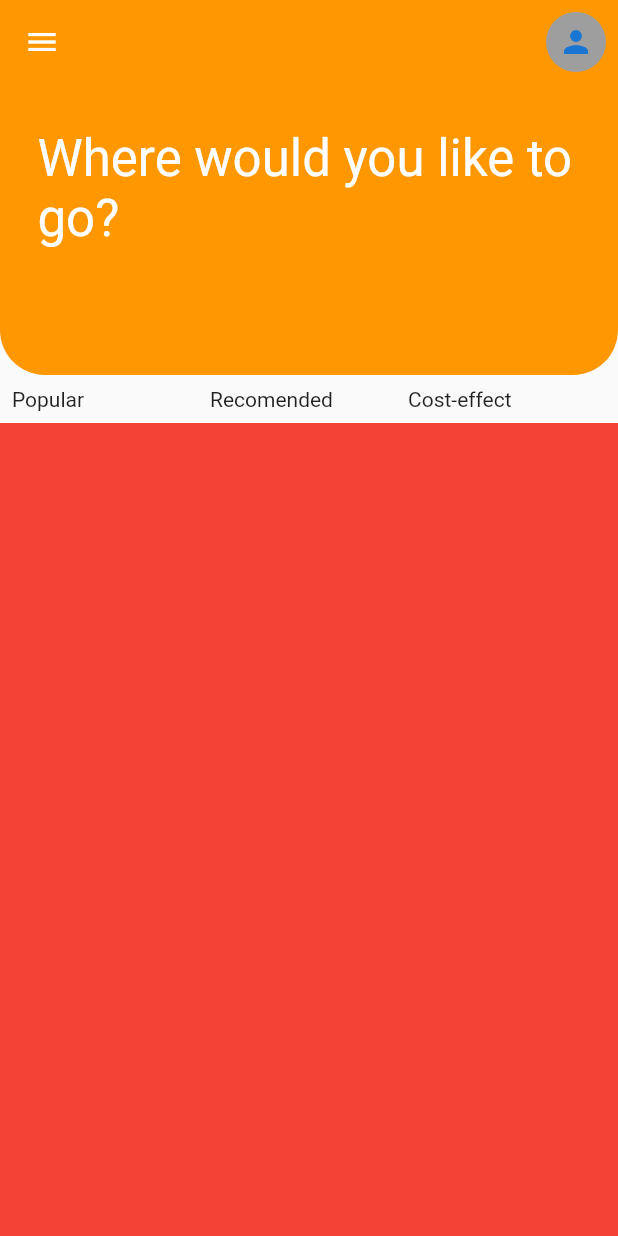
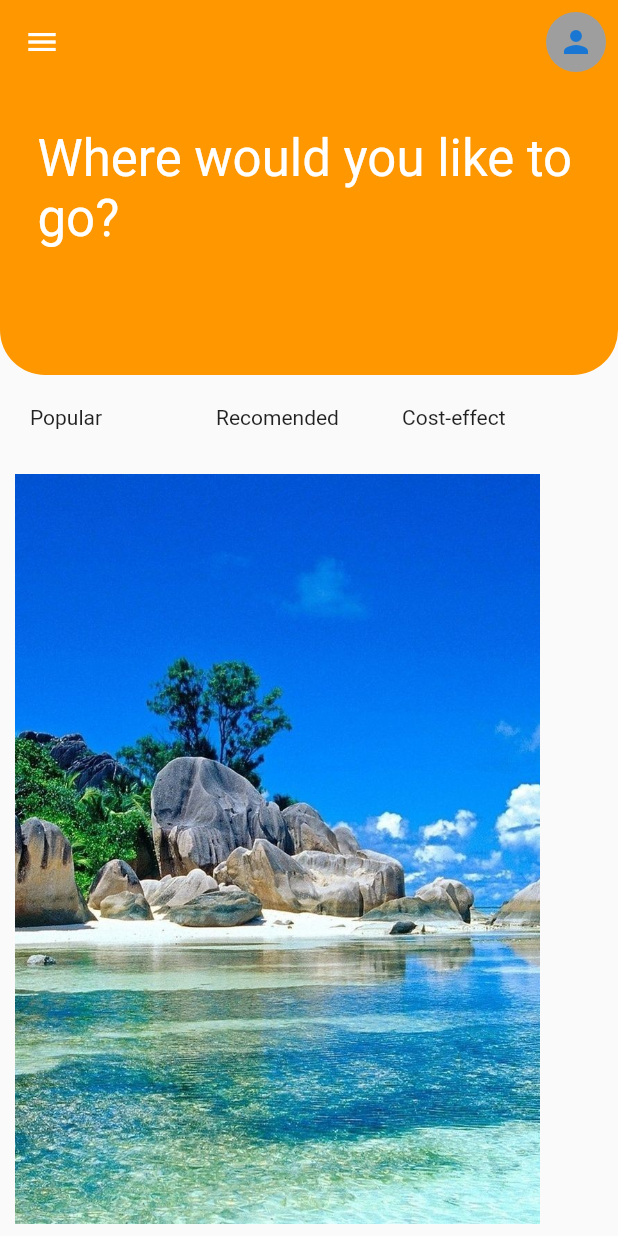
Before and after one commit to lohenyumnam/intern_daily_task, a Flutter app: the TravelApp screen opened directly, on a phone screen of 412 x 824 dp. Run offline on Flutter 3.47's test engine with Material 2 defaults, Android fonts, the phone set to English and light mode, and no system bars.

Commit message:
Image.asset('assets/images/865178.jpg', fit: BoxFit.cover),

```diff
--- a/lib/src/daily_task/page/travelApp/Components/customcart.dart
+++ b/lib/src/daily_task/page/travelApp/Components/customcart.dart
@@ -6,9 +6,11 @@ class MyCustomCard extends StatelessWidget {
   @override
   Widget build(BuildContext context) {
     return Container(
-      height: 200,
-      width: 200,
+      margin: const EdgeInsets.all(10),
+      height: 500,
+      width: 350,
       color: Colors.red,
+      child: Image.asset('assets/images/865178.jpg', fit: BoxFit.cover),
     );
   }
 }
--- a/lib/src/daily_task/page/travelApp/travel_app.dart
+++ b/lib/src/daily_task/page/travelApp/travel_app.dart
@@ -72,13 +72,15 @@ class _TravelAppState extends State<TravelApp> {
             delegate: SliverChildListDelegate(
               [
                 const Padding(
-                  padding: EdgeInsets.all(8.0),
+                  padding: EdgeInsets.all(20),
                   child: MyCustomTabs(),
                 ), //tabs
-                const MyCustomCard(), //cards
-                const MyCustomCard(), //cards
-                const MyCustomCard(), //cards
-                const MyCustomCard(), //cards
+                Row(
+                  children: const [
+                    MyCustomCard(),
+                  ],
+                ), //cards
+                //cards
               ],
             ),
           ),
```
Also changed, not shown: assets/images/865178.jpg (added).
